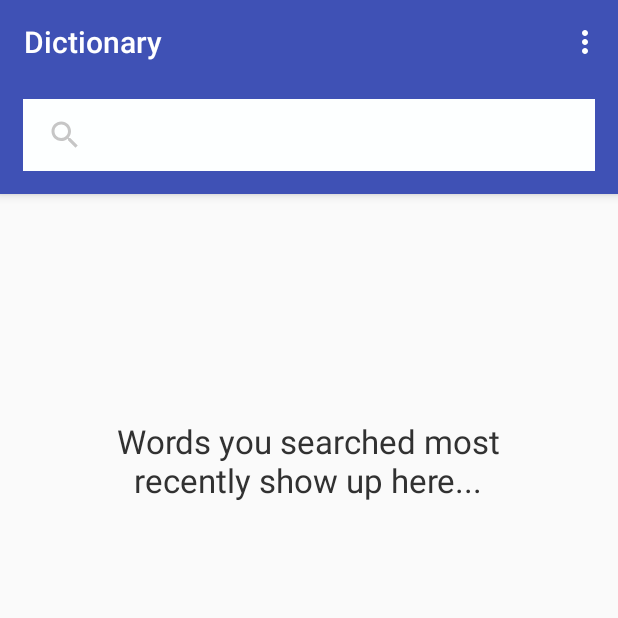
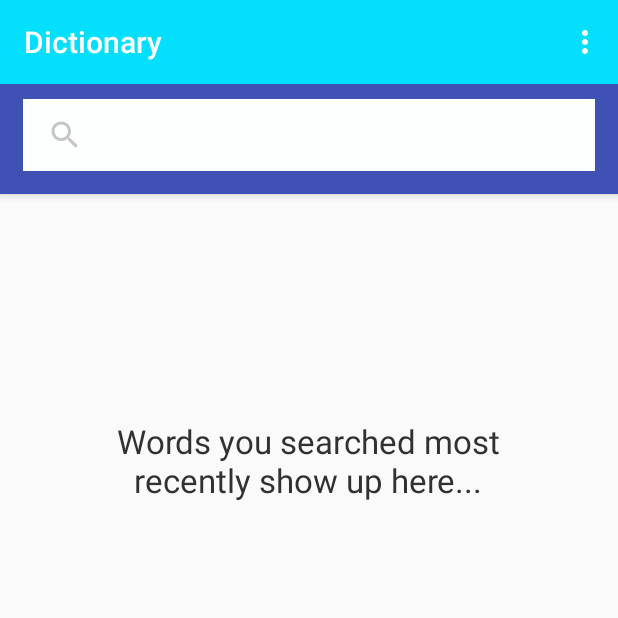
Before and after one commit to Usman75/dictionary, an Android app: the screen it shows after launch (MainActivity), on a phone screen of 412 x 824 dp, the top half of it. Run offline under Robolectric (Android 15) with nearby library versions, the phone set to English and light mode, and no system bars; network calls fail; 2 statements that could not run were skipped.

Commit message:
back color changed

```diff
--- a/app/src/main/res/layout/activity_main.xml
+++ b/app/src/main/res/layout/activity_main.xml
@@ -14,9 +14,9 @@
             android:id="@+id/toolbar"
             android:layout_width="match_parent"
             android:layout_height="?attr/actionBarSize"
-            android:background="?attr/colorPrimary"
-            app:title="Dictionary"
-            app:popupTheme="@style/ThemeOverlay.AppCompat.Light" />
+            android:background="#03dffc"
+            app:popupTheme="@style/ThemeOverlay.AppCompat.Light"
+            app:title="Dictionary" />
 
         <LinearLayout
             android:layout_width="match_parent"
```
